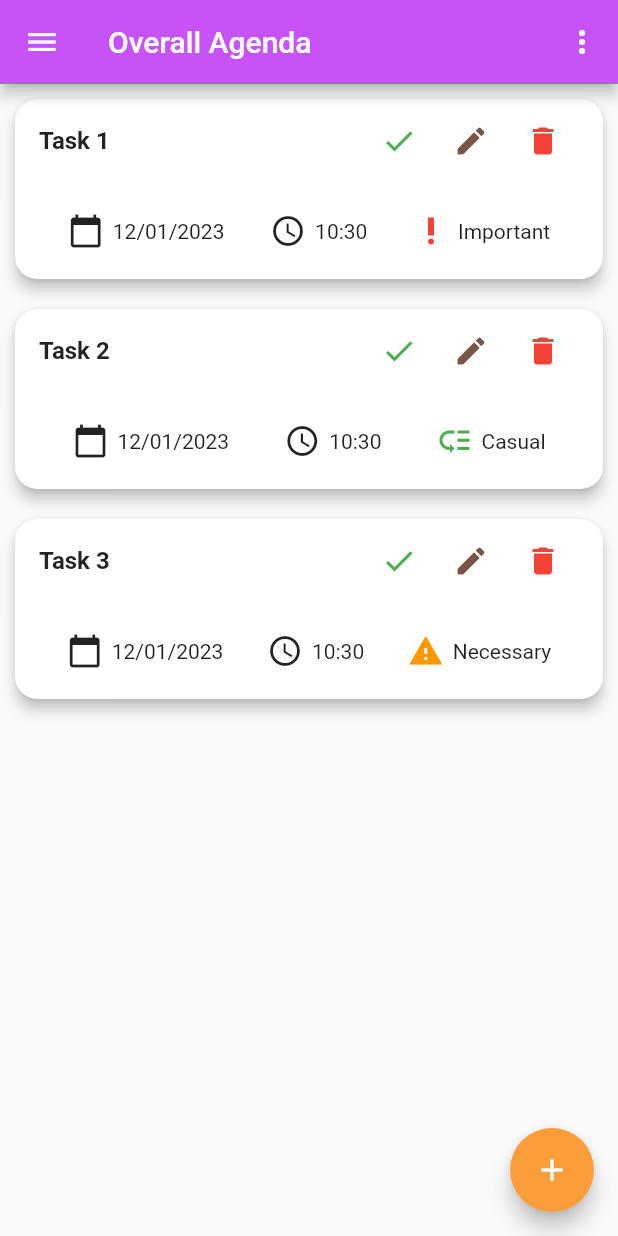
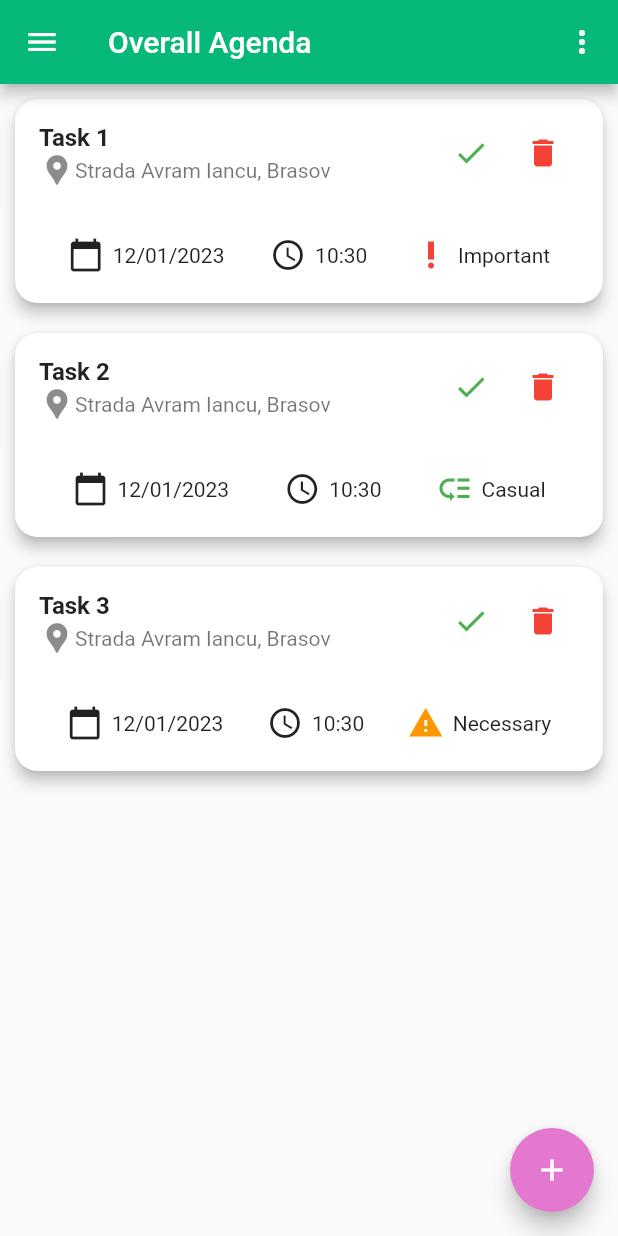
Before and after one commit to MocanuAlexandra/PlanifyApp, a Flutter app: the screen it shows once a user with an empty profile is signed in, in the side drawer, after a tap on the "add" icon, on a phone screen of 412 x 824 dp. Run offline on Flutter 3.47's test engine with Material 2 defaults, Android fonts, the phone set to English and light mode, and no system bars; our stand-ins replace cloud_firestore, firebase_auth, firebase_core, flutter_form_builder, form_builder_validators; accounts and stored records are empty.

Commit message:
Added skeleton for adding a new task Currently the task is added in the Firebase with only title field

```diff
--- a/planify_app/lib/main.dart
+++ b/planify_app/lib/main.dart
@@ -1,11 +1,12 @@
 import 'package:firebase_auth/firebase_auth.dart';
 import 'package:firebase_core/firebase_core.dart';
 import 'package:flutter/material.dart';
-import 'firebase_options.dart';
+import 'package:planify_app/screens/add_new_task.dart';
 
 import '../screens/auth_screen.dart';
-import '../screens/overall_agenda.dart';
+import '../screens/overall_agenda_screen.dart';
 import '../helpers/custom_page_transitions.dart';
+import 'firebase_options.dart';
 
 void main() async {
   WidgetsFlutterBinding.ensureInitialized();
@@ -24,8 +25,8 @@ class MyApp extends StatelessWidget {
       theme: ThemeData(
         primarySwatch: Colors.purple,
         colorScheme: ColorScheme.fromSwatch().copyWith(
-          primary: const Color.fromARGB(255, 199, 82, 246),
-          secondary:const Color.fromARGB(255, 251, 157, 56),
+          primary: Color.fromARGB(255, 7, 185, 120),
+          secondary: Color.fromARGB(255, 228, 120, 207),
         ),
         pageTransitionsTheme: PageTransitionsTheme(
           builders: {
@@ -52,6 +53,7 @@ class MyApp extends StatelessWidget {
       ),
       routes: {
         OverallAgendaScreen.routeName: (context) => const OverallAgendaScreen(),
+        AddNewTaskScreen.routeName: (context) => const AddNewTaskScreen(),
       },
     );
   }
--- a/planify_app/lib/screens/auth_screen.dart
+++ b/planify_app/lib/screens/auth_screen.dart
@@ -1,5 +1,3 @@
-import 'dart:io';
-
 import 'package:cloud_firestore/cloud_firestore.dart';
 import 'package:firebase_auth/firebase_auth.dart';
 import 'package:flutter/material.dart';
@@ -32,8 +30,13 @@ class _AuthScreenState extends State<AuthScreen> {
       } else {
         userCredential = await _auth.createUserWithEmailAndPassword(
             email: email, password: password);
+
+        //add the username as extra field
+        await FirebaseFirestore.instance
+            .collection('users')
+            .doc(userCredential.user!.uid)
+            .set({'email': email});
       }
-
       //handle errors
     } on FirebaseAuthException catch (error) {
       var message = 'An error occured, please check your credentials';
@@ -72,8 +75,8 @@ class _AuthScreenState extends State<AuthScreen> {
             decoration: BoxDecoration(
               gradient: LinearGradient(
                 colors: [
-                  const Color.fromRGBO(215, 117, 255, 1).withOpacity(0.5),
-                  const Color.fromRGBO(255, 188, 117, 1).withOpacity(0.9),
+                  Color.fromARGB(255, 161, 82, 246).withOpacity(0.5),
+                  Color.fromARGB(255, 56, 251, 137).withOpacity(0.9),
                 ],
                 begin: Alignment.topLeft,
                 end: Alignment.bottomRight,
--- a/planify_app/lib/screens/overall_agenda.dart
+++ b/planify_app/lib/screens/overall_agenda_screen.dart
@@ -1,6 +1,8 @@
 import 'package:flutter/material.dart';
 import 'package:planify_app/widgets/drawer.dart';
-import 'package:planify_app/widgets/tasks/tasks_list.dart';
+
+import '../models/task.dart';
+import '../widgets/tasks/task_list_item.dart';
 
 enum FilterOptions {
   All,
@@ -15,6 +17,27 @@ class OverallAgendaScreen extends StatelessWidget {
 
   @override
   Widget build(BuildContext context) {
+    final List<Task> tasks = [
+      Task(
+          id: '1',
+          title: 'Task 1',
+          dueDate: DateTime.now(),
+          isDone: false,
+          priority: Priority.Important),
+      Task(
+          id: '2',
+          title: 'Task 2',
+          dueDate: DateTime.now(),
+          isDone: false,
+          priority: Priority.Low),
+      Task(
+          id: '3',
+          title: 'Task 3',
+          dueDate: DateTime.now(),
+          isDone: false,
+          priority: Priority.Medium),
+    ];
+
     return Scaffold(
       appBar: AppBar(
         title: const Text('Overall Agenda'),
@@ -70,9 +93,21 @@ class OverallAgendaScreen extends StatelessWidget {
         ],
       ),
       drawer: const MainDrawer(),
-      body: TaskList(),
+      body: ListView.builder(
+          itemCount: tasks.length,
+          itemBuilder: (context, index) {
+            return TaskListItem(
+              id: tasks[index].id,
+              title: tasks[index].title,
+              dueDate: tasks[index].dueDate,
+              isDone: tasks[index].isDone,
+              priority: tasks[index].priority,
+            );
+          }),
       floatingActionButton: FloatingActionButton(
-        onPressed: () {},
+        onPressed: () {
+          Navigator.of(context).pushNamed('/add-task');
+        },
         child: const Icon(Icons.add),
       ),
     );
--- a/planify_app/lib/widgets/tasks/task_item.dart
+++ b/planify_app/lib/widgets/tasks/task_list_item.dart
@@ -3,14 +3,14 @@ import 'package:intl/intl.dart';
 
 import '../../models/task.dart';
 
-class TaskItem extends StatelessWidget {
+class TaskListItem extends StatelessWidget {
   final String? id;
   final String? title;
   final DateTime? dueDate;
   final bool isDone;
   final Priority? priority;
 
-  const TaskItem(
+  const TaskListItem(
       {super.key,
       required this.id,
       this.title,
@@ -39,9 +39,9 @@ class TaskItem extends StatelessWidget {
         color: Theme.of(context).errorColor,
         alignment: Alignment.centerRight,
         margin: const EdgeInsets.symmetric(
-            horizontal: 15.0,
-            vertical: 4.0,
-          ),
+          horizontal: 15.0,
+          vertical: 4.0,
+        ),
         child: const Icon(
           Icons.delete,
           color: Colors.white,
@@ -89,6 +89,10 @@ class TaskItem extends StatelessWidget {
                     fontWeight: FontWeight.bold,
                   ),
                 ),
+                subtitle: Row(children: const [
+                  Icon(Icons.location_pin),
+                  Text('Strada Avram Iancu, Brasov'),
+                ]),
                 trailing: Row(
                   mainAxisSize: MainAxisSize.min,
                   children: <Widget>[
@@ -99,15 +103,6 @@ class TaskItem extends StatelessWidget {
                       ),
                       onPressed: () {
                         // Mark task as done
-                      },
-                    ),
-                    IconButton(
-                      icon: const Icon(
-                        Icons.edit,
-                        color: Colors.brown,
-                      ),
-                      onPressed: () {
-                        // Edit task
                       },
                     ),
                     IconButton(
--- a/planify_app/lib/widgets/tasks/tasks_list.dart
+++ /dev/null
@@ -1,31 +0,0 @@
-import 'package:flutter/material.dart';
-import 'package:planify_app/widgets/tasks/task_item.dart';
-
-import '../../models/task.dart';
-
-class TaskList extends StatelessWidget {
-  //TODO remove this
-  final List<Task> tasks = [
-    Task(id: '1',title: 'Task 1', dueDate: DateTime.now(), isDone: false,priority : Priority.Important),
-    Task(id: '2',title: 'Task 2', dueDate: DateTime.now(), isDone: false, priority: Priority.Low),
-    Task(id: '3',title: 'Task 3', dueDate: DateTime.now(), isDone: false, priority: Priority.Medium),
-  ];
-
-  TaskList({super.key});
-
-  @override
-  Widget build(BuildContext context) {
-    return ListView.builder(
-      itemCount: tasks.length,
-      itemBuilder: (context, index) {
-        return TaskItem(
-          id: tasks[index].id,
-          title: tasks[index].title,
-          dueDate: tasks[index].dueDate,
-          isDone: tasks[index].isDone,
-          priority: tasks[index].priority,
-        );
-      },
-    );
-  }
-}
--- a/planify_app/pubspec.yaml
+++ b/planify_app/pubspec.yaml
@@ -42,6 +42,7 @@ dependencies:
   flutter_form_builder: ^7.7.0
   form_builder_validators: ^8.4.0
   intl: ^0.17.0
+  provider: ^6.0.5
 
 dev_dependencies:
   flutter_test:
```
Also changed, not shown: planify_app/lib/screens/add_new_task.dart (added, +74 -0 lines), planify_app/lib/firebase_options.dart, 1 other file.
